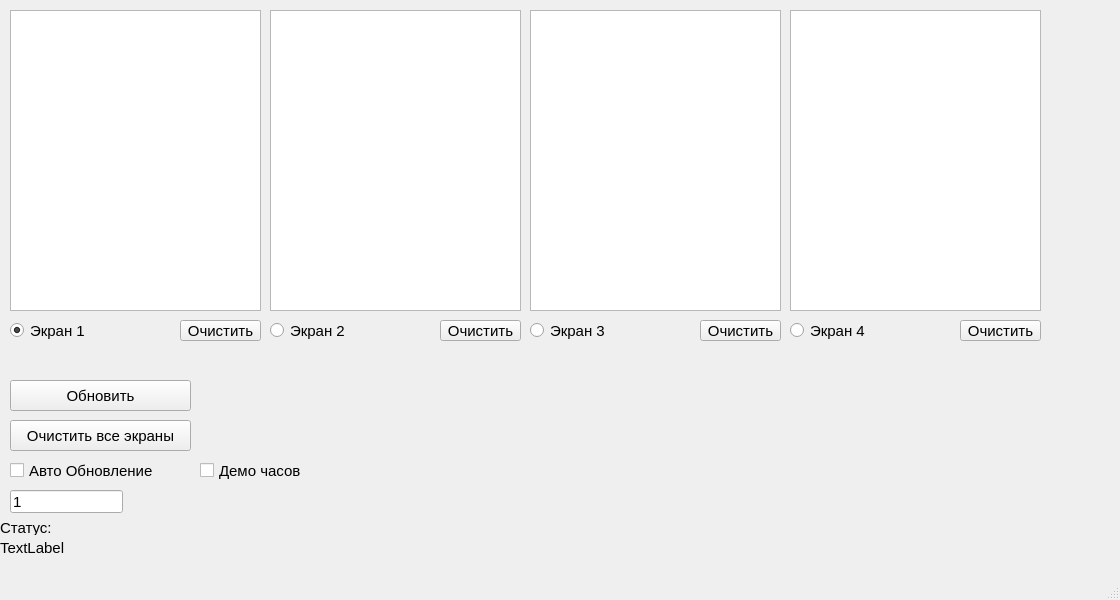
Above: main.ui from Taruu/-6205 before the change. Below: the same form after it.
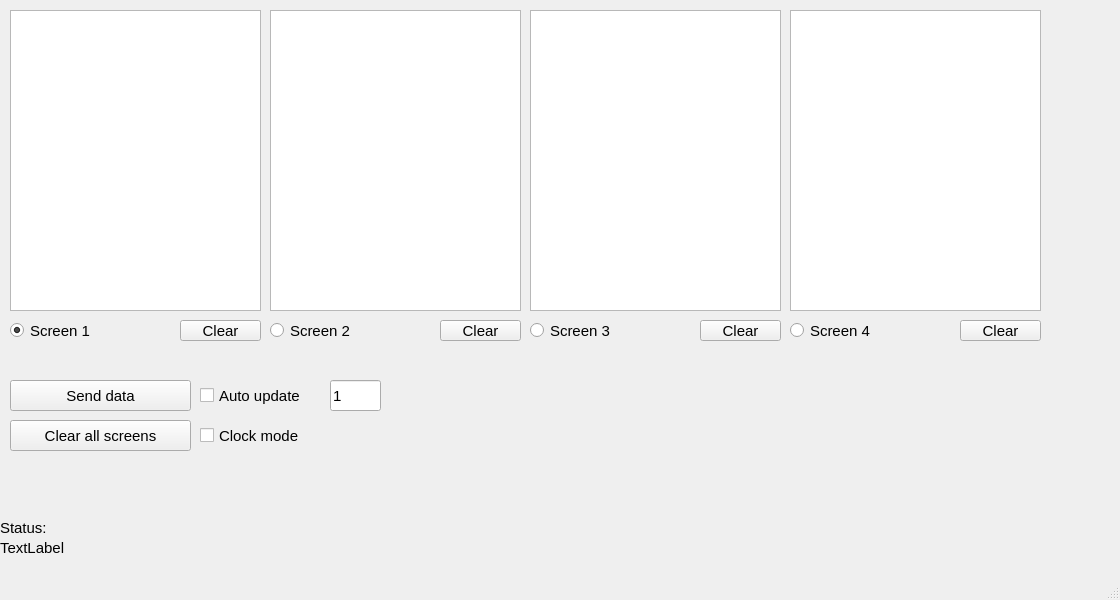
That is the form after the change. Icons and pictures are not drawn.

Commit message: eng interface

The edit to the form file:
```diff
--- a/main.ui
+++ b/main.ui
@@ -177,7 +177,7 @@
      </rect>
     </property>
     <property name="text">
-     <string>Экран 1</string>
+     <string>Screen 1</string>
     </property>
     <property name="checked">
      <bool>true</bool>
@@ -193,7 +193,7 @@
      </rect>
     </property>
     <property name="text">
-     <string>Экран 2</string>
+     <string>Screen 2</string>
     </property>
     <property name="checked">
      <bool>false</bool>
@@ -209,7 +209,7 @@
      </rect>
     </property>
     <property name="text">
-     <string>Экран 3</string>
+     <string>Screen 3</string>
     </property>
     <property name="checked">
      <bool>false</bool>
@@ -225,7 +225,7 @@
      </rect>
     </property>
     <property name="text">
-     <string>Экран 4</string>
+     <string>Screen 4</string>
     </property>
     <property name="checked">
      <bool>false</bool>
@@ -241,7 +241,7 @@
      </rect>
     </property>
     <property name="text">
-     <string>Обновить</string>
+     <string>Send data</string>
     </property>
    </widget>
    <widget class="QPushButton" name="ClearScreen_1">
@@ -254,7 +254,7 @@
      </rect>
     </property>
     <property name="text">
-     <string>Очистить</string>
+     <string>Сlear</string>
     </property>
    </widget>
    <widget class="QPushButton" name="ClearScreen_2">
@@ -267,7 +267,7 @@
      </rect>
     </property>
     <property name="text">
-     <string>Очистить</string>
+     <string>Сlear</string>
     </property>
    </widget>
    <widget class="QPushButton" name="ClearScreen_3">
@@ -280,7 +280,7 @@
      </rect>
     </property>
     <property name="text">
-     <string>Очистить</string>
+     <string>Сlear</string>
     </property>
    </widget>
    <widget class="QPushButton" name="ClearScreen_4">
@@ -293,7 +293,7 @@
      </rect>
     </property>
     <property name="text">
-     <string>Очистить</string>
+     <string>Сlear</string>
     </property>
    </widget>
    <widget class="QLabel" name="StatusLabel">
@@ -319,7 +319,7 @@
      </rect>
     </property>
     <property name="text">
-     <string>Статус:</string>
+     <string>Status:</string>
     </property>
    </widget>
    <widget class="QPushButton" name="ClearAll">
@@ -332,29 +332,29 @@
      </rect>
     </property>
     <property name="text">
-     <string>Очистить все экраны</string>
+     <string>Clear all screens</string>
     </property>
    </widget>
    <widget class="QCheckBox" name="AutoUpdate">
     <property name="geometry">
      <rect>
-      <x>10</x>
-      <y>460</y>
-      <width>161</width>
-      <height>21</height>
+      <x>200</x>
+      <y>380</y>
+      <width>171</width>
+      <height>31</height>
      </rect>
     </property>
     <property name="text">
-     <string>Авто Обновление</string>
+     <string>Auto update</string>
     </property>
    </widget>
    <widget class="QLineEdit" name="SecondsAutoUpdate">
     <property name="geometry">
      <rect>
-      <x>10</x>
-      <y>490</y>
-      <width>113</width>
-      <height>23</height>
+      <x>330</x>
+      <y>380</y>
+      <width>51</width>
+      <height>31</height>
      </rect>
     </property>
     <property name="text">
@@ -365,13 +365,13 @@
     <property name="geometry">
      <rect>
       <x>200</x>
-      <y>460</y>
-      <width>131</width>
-      <height>21</height>
+      <y>420</y>
+      <width>141</width>
+      <height>31</height>
      </rect>
     </property>
     <property name="text">
-     <string>Демо часов</string>
+     <string>Clock mode</string>
     </property>
    </widget>
   </widget>
```
The commit also changes 7 other files.
